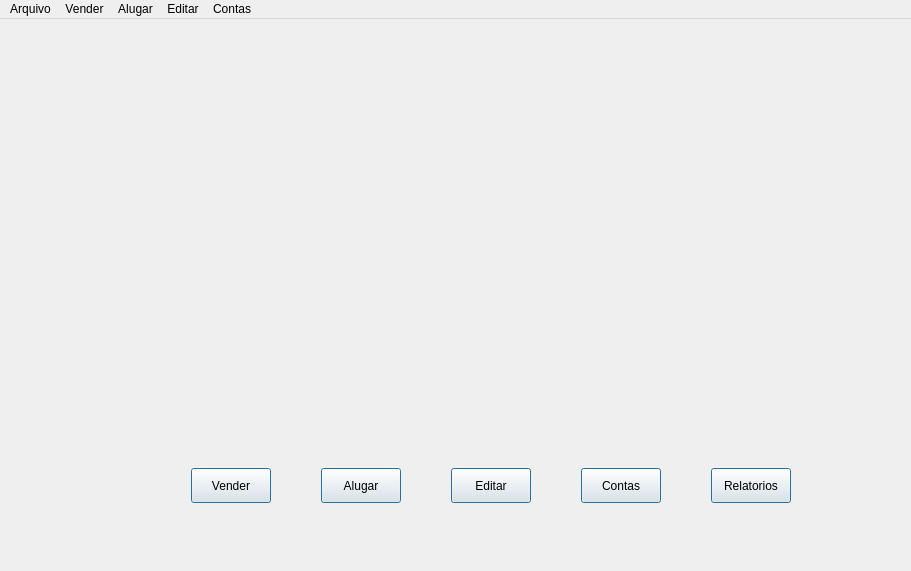
Above: views/telaprincipal.ui from Weslei25/Aluguel-de-carros before the change. Below: the same form after it.
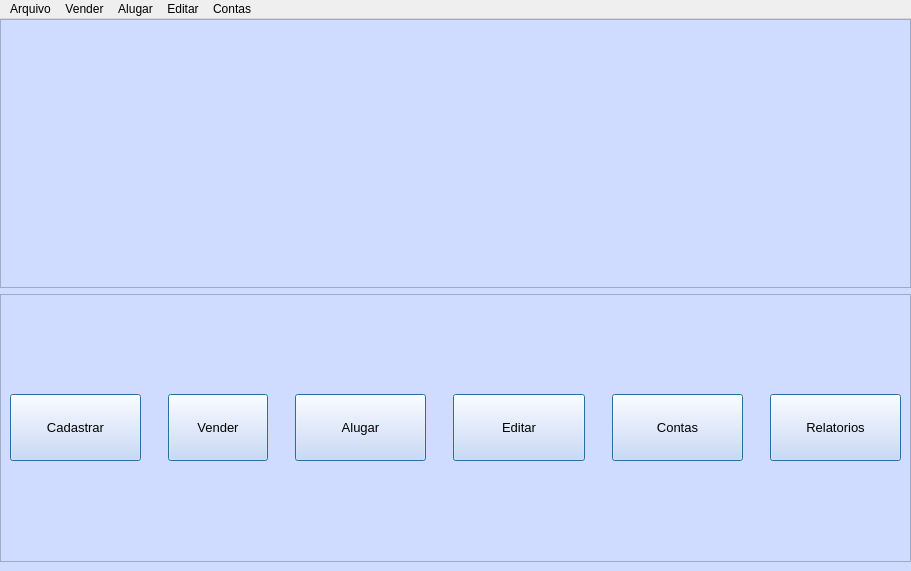
That is the form after the change. Icons and pictures are not drawn.

Commit message: Catalogando os carros cadastrados

```diff
--- a/views/telaprincipal.ui
+++ b/views/telaprincipal.ui
@@ -48,13 +48,34 @@
     </property>
     <item row="0" column="0">
      <widget class="QFrame" name="frame">
+      <property name="styleSheet">
+       <string notr="true">background-color: rgb(207, 220, 255);</string>
+      </property>
       <property name="frameShape">
        <enum>QFrame::NoFrame</enum>
       </property>
       <property name="frameShadow">
        <enum>QFrame::Raised</enum>
       </property>
-      <layout class="QGridLayout" name="gridLayout_2">
+      <layout class="QGridLayout" name="gridLayout_4">
+       <property name="leftMargin">
+        <number>0</number>
+       </property>
+       <property name="topMargin">
+        <number>0</number>
+       </property>
+       <property name="rightMargin">
+        <number>0</number>
+       </property>
+       <item row="0" column="0">
+        <widget class="QFrame" name="frame_3">
+         <property name="frameShape">
+          <enum>QFrame::StyledPanel</enum>
+         </property>
+         <property name="frameShadow">
+          <enum>QFrame::Raised</enum>
+         </property>
+         <layout class="QGridLayout" name="gridLayout_3">
        <property name="leftMargin">
         <number>0</number>
        </property>
@@ -67,12 +88,21 @@
        <property name="bottomMargin">
         <number>0</number>
        </property>
-       <item row="0" column="1">
+          <property name="horizontalSpacing">
+           <number>6</number>
+          </property>
+          <item row="0" column="0">
         <widget class="QLabel" name="label">
+            <property name="minimumSize">
+             <size>
+              <width>5</width>
+              <height>4</height>
+             </size>
+            </property>
          <property name="maximumSize">
           <size>
-           <width>491</width>
-           <height>311</height>
+              <width>1000</width>
+              <height>500</height>
           </size>
          </property>
          <property name="text">
@@ -86,10 +116,28 @@
          </property>
         </widget>
        </item>
-       <item row="1" column="1">
+         </layout>
+        </widget>
+       </item>
+       <item row="1" column="0">
+        <widget class="QFrame" name="frame_2">
+         <property name="minimumSize">
+          <size>
+           <width>901</width>
+           <height>100</height>
+          </size>
+         </property>
+         <property name="frameShape">
+          <enum>QFrame::StyledPanel</enum>
+         </property>
+         <property name="frameShadow">
+          <enum>QFrame::Raised</enum>
+         </property>
+         <layout class="QGridLayout" name="gridLayout_2">
+          <item row="0" column="0">
         <layout class="QHBoxLayout" name="horizontalLayout">
          <property name="spacing">
-          <number>50</number>
+             <number>27</number>
          </property>
          <property name="bottomMargin">
           <number>0</number>
@@ -99,7 +147,45 @@
            <property name="minimumSize">
             <size>
              <width>0</width>
-             <height>35</height>
+                <height>67</height>
+               </size>
+              </property>
+              <property name="font">
+               <font>
+                <family>MS Shell Dlg 2</family>
+                <pointsize>10</pointsize>
+               </font>
+              </property>
+              <property name="text">
+               <string>Cadastrar</string>
+              </property>
+              <property name="icon">
+               <iconset>
+                <normaloff>../img/cadastro.png</normaloff>../img/cadastro.png</iconset>
+              </property>
+              <property name="iconSize">
+               <size>
+                <width>50</width>
+                <height>50</height>
+               </size>
+              </property>
+              <property name="autoDefault">
+               <bool>true</bool>
+              </property>
+              <property name="default">
+               <bool>true</bool>
+              </property>
+              <property name="flat">
+               <bool>false</bool>
+              </property>
+             </widget>
+            </item>
+            <item>
+             <widget class="QPushButton" name="venderCarro">
+              <property name="minimumSize">
+               <size>
+                <width>0</width>
+                <height>67</height>
             </size>
            </property>
            <property name="maximumSize">
@@ -108,12 +194,24 @@
              <height>16777215</height>
             </size>
            </property>
+              <property name="font">
+               <font>
+                <family>MS Shell Dlg 2</family>
+                <pointsize>10</pointsize>
+               </font>
+              </property>
            <property name="text">
             <string>Vender</string>
            </property>
            <property name="icon">
             <iconset>
-             <normaloff>../img/icones/icons/money_add.png</normaloff>../img/icones/icons/money_add.png</iconset>
+                <normaloff>../img/icones-de-dinheiro.png</normaloff>../img/icones-de-dinheiro.png</iconset>
+              </property>
+              <property name="iconSize">
+               <size>
+                <width>43</width>
+                <height>50</height>
+               </size>
            </property>
            <property name="autoDefault">
             <bool>true</bool>
@@ -131,15 +229,27 @@
            <property name="minimumSize">
             <size>
              <width>0</width>
-             <height>35</height>
-            </size>
-           </property>
+                <height>67</height>
+               </size>
+              </property>
+              <property name="font">
+               <font>
+                <family>MS Shell Dlg 2</family>
+                <pointsize>10</pointsize>
+               </font>
+              </property>
            <property name="text">
             <string>Alugar</string>
            </property>
            <property name="icon">
             <iconset>
-             <normaloff>../img/icones/icons/car_add.png</normaloff>../img/icones/icons/car_add.png</iconset>
+                <normaloff>../img/alugar-um-carro.png</normaloff>../img/alugar-um-carro.png</iconset>
+              </property>
+              <property name="iconSize">
+               <size>
+                <width>49</width>
+                <height>50</height>
+               </size>
            </property>
            <property name="autoDefault">
             <bool>true</bool>
@@ -157,15 +267,27 @@
            <property name="minimumSize">
             <size>
              <width>0</width>
-             <height>35</height>
-            </size>
-           </property>
+                <height>67</height>
+               </size>
+              </property>
+              <property name="font">
+               <font>
+                <family>MS Shell Dlg 2</family>
+                <pointsize>10</pointsize>
+               </font>
+              </property>
            <property name="text">
             <string>Editar</string>
            </property>
            <property name="icon">
             <iconset>
-             <normaloff>../img/icones/icons/paste_plain.png</normaloff>../img/icones/icons/paste_plain.png</iconset>
+                <normaloff>../img/editar-arquivo.png</normaloff>../img/editar-arquivo.png</iconset>
+              </property>
+              <property name="iconSize">
+               <size>
+                <width>54</width>
+                <height>53</height>
+               </size>
            </property>
            <property name="autoDefault">
             <bool>true</bool>
@@ -183,15 +305,27 @@
            <property name="minimumSize">
             <size>
              <width>0</width>
-             <height>35</height>
-            </size>
-           </property>
+                <height>67</height>
+               </size>
+              </property>
+              <property name="font">
+               <font>
+                <family>MS Shell Dlg 2</family>
+                <pointsize>10</pointsize>
+               </font>
+              </property>
            <property name="text">
             <string>Contas</string>
            </property>
            <property name="icon">
             <iconset>
-             <normaloff>../img/icones/icons/coins_add.png</normaloff>../img/icones/icons/coins_add.png</iconset>
+                <normaloff>../img/salario.png</normaloff>../img/salario.png</iconset>
+              </property>
+              <property name="iconSize">
+               <size>
+                <width>43</width>
+                <height>50</height>
+               </size>
            </property>
            <property name="autoDefault">
             <bool>true</bool>
@@ -209,15 +343,27 @@
            <property name="minimumSize">
             <size>
              <width>0</width>
-             <height>35</height>
-            </size>
-           </property>
+                <height>67</height>
+               </size>
+              </property>
+              <property name="font">
+               <font>
+                <family>MS Shell Dlg 2</family>
+                <pointsize>10</pointsize>
+               </font>
+              </property>
            <property name="text">
             <string>Relatorios</string>
            </property>
            <property name="icon">
             <iconset>
-             <normaloff>../img/icones/icons/page_excel.png</normaloff>../img/icones/icons/page_excel.png</iconset>
+                <normaloff>../img/excel.png</normaloff>../img/excel.png</iconset>
+              </property>
+              <property name="iconSize">
+               <size>
+                <width>44</width>
+                <height>50</height>
+               </size>
            </property>
            <property name="autoDefault">
             <bool>true</bool>
@@ -232,21 +378,8 @@
          </item>
         </layout>
        </item>
-       <item row="0" column="0">
-        <spacer name="horizontalSpacer">
-         <property name="orientation">
-          <enum>Qt::Horizontal</enum>
-         </property>
-         <property name="sizeType">
-          <enum>QSizePolicy::Fixed</enum>
-         </property>
-         <property name="sizeHint" stdset="0">
-          <size>
-           <width>72</width>
-           <height>20</height>
-          </size>
-         </property>
-        </spacer>
+         </layout>
+        </widget>
        </item>
       </layout>
      </widget>
```
Left out of the diff: 14 changed lines with no effect on the pictures. Lines whose indentation alone changed are shown as unchanged. The commit also changes 25 other files.
